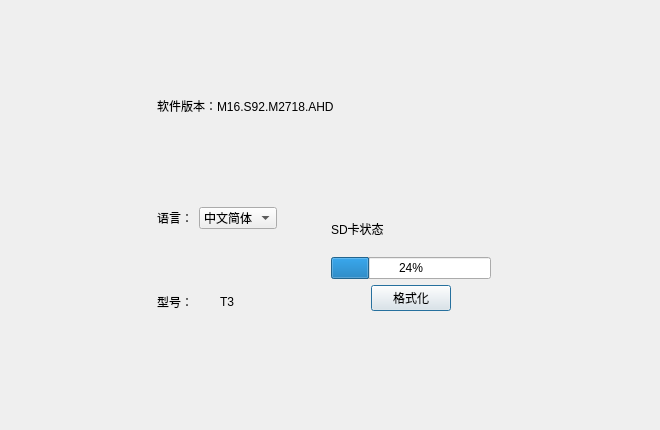
Before: the Qt Designer form about.ui in jjzhang166/DvrUI, drawn with Qt 5.
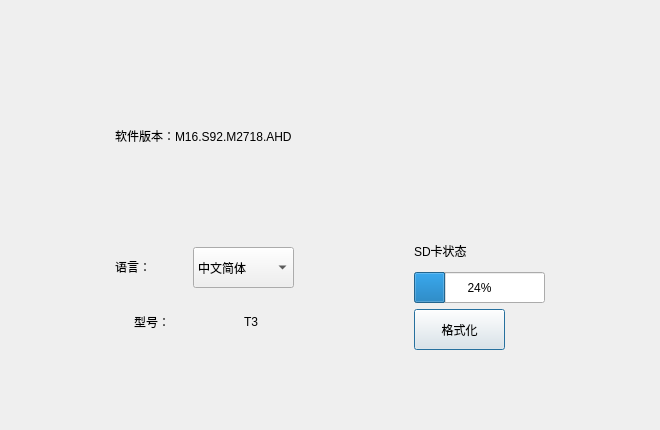
After: the same form once the commit is applied.

```diff
--- a/about.ui
+++ b/about.ui
@@ -13,42 +13,11 @@
   <property name="windowTitle">
    <string>Dialog</string>
   </property>
-  <layout class="QGridLayout" name="gridLayout">
+  <layout class="QGridLayout" name="gridLayout_5" rowstretch="1,6,6">
+   <property name="bottomMargin">
+    <number>80</number>
+   </property>
    <item row="0" column="0">
-    <layout class="QVBoxLayout" name="verticalLayout_4">
-     <item>
-      <spacer name="horizontalSpacer_7">
-       <property name="orientation">
-        <enum>Qt::Horizontal</enum>
-       </property>
-       <property name="sizeHint" stdset="0">
-        <size>
-         <width>58</width>
-         <height>20</height>
-        </size>
-       </property>
-      </spacer>
-     </item>
-     <item>
-      <spacer name="horizontalSpacer_8">
-       <property name="orientation">
-        <enum>Qt::Horizontal</enum>
-       </property>
-       <property name="sizeHint" stdset="0">
-        <size>
-         <width>68</width>
-         <height>20</height>
-        </size>
-       </property>
-      </spacer>
-     </item>
-    </layout>
-   </item>
-   <item row="0" column="1">
-    <layout class="QVBoxLayout" name="verticalLayout_6">
-     <item>
-      <layout class="QHBoxLayout" name="horizontalLayout_10">
-       <item>
         <spacer name="verticalSpacer_7">
          <property name="orientation">
           <enum>Qt::Vertical</enum>
@@ -56,29 +25,12 @@
          <property name="sizeHint" stdset="0">
           <size>
            <width>20</width>
-           <height>40</height>
+       <height>22</height>
           </size>
          </property>
         </spacer>
        </item>
-       <item>
-        <spacer name="verticalSpacer_8">
-         <property name="orientation">
-          <enum>Qt::Vertical</enum>
-         </property>
-         <property name="sizeHint" stdset="0">
-          <size>
-           <width>20</width>
-           <height>40</height>
-          </size>
-         </property>
-        </spacer>
-       </item>
-      </layout>
-     </item>
-     <item>
-      <layout class="QHBoxLayout" name="horizontalLayout_7">
-       <item>
+   <item row="1" column="0" colspan="2">
         <widget class="QLabel" name="softerwareVersion">
          <property name="styleSheet">
           <string notr="true">font: 75 10pt &quot;微软雅黑&quot;;
@@ -89,59 +41,24 @@
          </property>
         </widget>
        </item>
-       <item>
-        <spacer name="horizontalSpacer_4">
-         <property name="orientation">
-          <enum>Qt::Horizontal</enum>
-         </property>
-         <property name="sizeHint" stdset="0">
-          <size>
-           <width>40</width>
-           <height>20</height>
-          </size>
-         </property>
-        </spacer>
-       </item>
-      </layout>
-     </item>
-     <item>
-      <layout class="QHBoxLayout" name="horizontalLayout_8">
-       <item>
-        <spacer name="verticalSpacer_3">
-         <property name="orientation">
-          <enum>Qt::Vertical</enum>
-         </property>
-         <property name="sizeHint" stdset="0">
-          <size>
-           <width>20</width>
-           <height>68</height>
-          </size>
-         </property>
-        </spacer>
-       </item>
-       <item>
-        <spacer name="verticalSpacer_4">
-         <property name="orientation">
-          <enum>Qt::Vertical</enum>
-         </property>
-         <property name="sizeHint" stdset="0">
-          <size>
-           <width>20</width>
-           <height>68</height>
-          </size>
-         </property>
-        </spacer>
-       </item>
-      </layout>
-     </item>
-     <item>
-      <layout class="QHBoxLayout" name="horizontalLayout_6">
-       <item>
-        <layout class="QVBoxLayout" name="verticalLayout">
-         <item>
-          <layout class="QHBoxLayout" name="horizontalLayout">
-           <item>
+   <item row="2" column="0">
+    <layout class="QGridLayout" name="gridLayout_4">
+     <item row="0" column="0">
+      <layout class="QGridLayout" name="gridLayout_2">
+       <item row="0" column="0">
             <widget class="QLabel" name="languageLabel">
+         <property name="minimumSize">
+          <size>
+           <width>72</width>
+           <height>24</height>
+          </size>
+         </property>
+         <property name="maximumSize">
+          <size>
+           <width>72</width>
+           <height>24</height>
+          </size>
+         </property>
              <property name="styleSheet">
               <string notr="true">font: 75 10pt &quot;微软雅黑&quot;;
 font: 63 18pt &quot;Ubuntu&quot;;</string>
@@ -151,7 +68,7 @@
              </property>
             </widget>
            </item>
-           <item>
+       <item row="0" column="1">
             <widget class="QComboBox" name="languageSelect">
              <property name="sizePolicy">
               <sizepolicy hsizetype="Preferred" vsizetype="Preferred">
@@ -159,6 +76,18 @@
                <verstretch>0</verstretch>
               </sizepolicy>
              </property>
+         <property name="minimumSize">
+          <size>
+           <width>101</width>
+           <height>41</height>
+          </size>
+         </property>
+         <property name="maximumSize">
+          <size>
+           <width>101</width>
+           <height>41</height>
+          </size>
+         </property>
              <item>
               <property name="text">
                <string>中文简体</string>
@@ -173,40 +102,22 @@
            </item>
           </layout>
          </item>
-         <item>
-          <layout class="QHBoxLayout" name="horizontalLayout_3">
-           <item>
-            <spacer name="verticalSpacer">
-             <property name="orientation">
-              <enum>Qt::Vertical</enum>
-             </property>
-             <property name="sizeHint" stdset="0">
-              <size>
-               <width>20</width>
-               <height>58</height>
-              </size>
-             </property>
-            </spacer>
-           </item>
-           <item>
-            <spacer name="verticalSpacer_2">
-             <property name="orientation">
-              <enum>Qt::Vertical</enum>
-             </property>
-             <property name="sizeHint" stdset="0">
-              <size>
-               <width>20</width>
-               <height>58</height>
-              </size>
-             </property>
-            </spacer>
-           </item>
-          </layout>
-         </item>
-         <item>
-          <layout class="QHBoxLayout" name="horizontalLayout_2">
-           <item>
+     <item row="1" column="0">
+      <layout class="QGridLayout" name="gridLayout_3">
+       <item row="0" column="0">
             <widget class="QLabel" name="typeLabel2">
+         <property name="minimumSize">
+          <size>
+           <width>85</width>
+           <height>31</height>
+          </size>
+         </property>
+         <property name="maximumSize">
+          <size>
+           <width>85</width>
+           <height>31</height>
+          </size>
+         </property>
              <property name="styleSheet">
               <string notr="true">font: 75 10pt &quot;微软雅黑&quot;;
 font: 63 16pt &quot;Ubuntu&quot;;</string>
@@ -216,8 +127,20 @@
              </property>
             </widget>
            </item>
-           <item>
+       <item row="0" column="1">
             <widget class="QLabel" name="typeLabel1">
+         <property name="minimumSize">
+          <size>
+           <width>31</width>
+           <height>31</height>
+          </size>
+         </property>
+         <property name="maximumSize">
+          <size>
+           <width>31</width>
+           <height>31</height>
+          </size>
+         </property>
              <property name="styleSheet">
               <string notr="true">font: 75 10pt &quot;微软雅黑&quot;;
 font: 63 20pt &quot;Ubuntu&quot;;</string>
@@ -231,42 +154,25 @@
          </item>
         </layout>
        </item>
-       <item>
-        <layout class="QVBoxLayout" name="verticalLayout_5">
-         <item>
-          <spacer name="horizontalSpacer_9">
-           <property name="orientation">
-            <enum>Qt::Horizontal</enum>
-           </property>
-           <property name="sizeHint" stdset="0">
-            <size>
-             <width>48</width>
-             <height>20</height>
-            </size>
-           </property>
-          </spacer>
-         </item>
-         <item>
-          <spacer name="horizontalSpacer_10">
-           <property name="orientation">
-            <enum>Qt::Horizontal</enum>
-           </property>
-           <property name="sizeHint" stdset="0">
-            <size>
-             <width>48</width>
-             <height>20</height>
-            </size>
-           </property>
-          </spacer>
-         </item>
-        </layout>
-       </item>
-       <item>
-        <layout class="QVBoxLayout" name="verticalLayout_2">
-         <item>
-          <layout class="QHBoxLayout" name="horizontalLayout_5">
-           <item>
+   <item row="2" column="1">
+    <layout class="QGridLayout" name="gridLayout">
+     <property name="leftMargin">
+      <number>10</number>
+     </property>
+     <item row="0" column="0">
             <widget class="QLabel" name="label">
+       <property name="minimumSize">
+        <size>
+         <width>111</width>
+         <height>31</height>
+        </size>
+       </property>
+       <property name="maximumSize">
+        <size>
+         <width>111</width>
+         <height>31</height>
+        </size>
+       </property>
              <property name="styleSheet">
               <string notr="true">font: 63 14pt &quot;Ubuntu&quot;;</string>
              </property>
@@ -275,128 +181,46 @@
              </property>
             </widget>
            </item>
-           <item>
-            <spacer name="horizontalSpacer_3">
-             <property name="orientation">
-              <enum>Qt::Horizontal</enum>
-             </property>
-             <property name="sizeHint" stdset="0">
-              <size>
-               <width>98</width>
-               <height>20</height>
-              </size>
-             </property>
-            </spacer>
-           </item>
-          </layout>
-         </item>
-         <item>
+     <item row="1" column="0">
           <widget class="QProgressBar" name="ROM_usage">
+       <property name="minimumSize">
+        <size>
+         <width>131</width>
+         <height>31</height>
+        </size>
+       </property>
+       <property name="maximumSize">
+        <size>
+         <width>131</width>
+         <height>31</height>
+        </size>
+       </property>
            <property name="value">
             <number>24</number>
            </property>
           </widget>
          </item>
-         <item>
-          <layout class="QHBoxLayout" name="horizontalLayout_4">
-           <item>
-            <spacer name="horizontalSpacer">
-             <property name="orientation">
-              <enum>Qt::Horizontal</enum>
-             </property>
-             <property name="sizeHint" stdset="0">
-              <size>
-               <width>40</width>
-               <height>20</height>
-              </size>
-             </property>
-            </spacer>
-           </item>
-           <item>
+     <item row="2" column="0">
             <widget class="QPushButton" name="formatButton">
+       <property name="minimumSize">
+        <size>
+         <width>91</width>
+         <height>41</height>
+        </size>
+       </property>
+       <property name="maximumSize">
+        <size>
+         <width>91</width>
+         <height>41</height>
+        </size>
+       </property>
              <property name="text">
               <string>格式化</string>
              </property>
-            </widget>
-           </item>
-           <item>
-            <spacer name="horizontalSpacer_2">
-             <property name="orientation">
-              <enum>Qt::Horizontal</enum>
-             </property>
-             <property name="sizeHint" stdset="0">
-              <size>
-               <width>40</width>
-               <height>20</height>
-              </size>
-             </property>
-            </spacer>
-           </item>
-          </layout>
-         </item>
-        </layout>
-       </item>
-      </layout>
-     </item>
-     <item>
-      <layout class="QHBoxLayout" name="horizontalLayout_9">
-       <item>
-        <spacer name="verticalSpacer_5">
-         <property name="orientation">
-          <enum>Qt::Vertical</enum>
-         </property>
-         <property name="sizeHint" stdset="0">
-          <size>
-           <width>20</width>
-           <height>108</height>
-          </size>
-         </property>
-        </spacer>
-       </item>
-       <item>
-        <spacer name="verticalSpacer_6">
-         <property name="orientation">
-          <enum>Qt::Vertical</enum>
-         </property>
-         <property name="sizeHint" stdset="0">
-          <size>
-           <width>20</width>
-           <height>108</height>
-          </size>
-         </property>
-        </spacer>
-       </item>
-      </layout>
-     </item>
-    </layout>
-   </item>
-   <item row="0" column="2">
-    <layout class="QVBoxLayout" name="verticalLayout_3">
-     <item>
-      <spacer name="horizontalSpacer_5">
-       <property name="orientation">
-        <enum>Qt::Horizontal</enum>
-       </property>
-       <property name="sizeHint" stdset="0">
-        <size>
-         <width>138</width>
-         <height>20</height>
-        </size>
-       </property>
-      </spacer>
-     </item>
-     <item>
-      <spacer name="horizontalSpacer_6">
-       <property name="orientation">
-        <enum>Qt::Horizontal</enum>
-       </property>
-       <property name="sizeHint" stdset="0">
-        <size>
-         <width>158</width>
-         <height>20</height>
-        </size>
-       </property>
-      </spacer>
+       <property name="flat">
+        <bool>false</bool>
+       </property>
+      </widget>
      </item>
     </layout>
    </item>
```
Lines whose indentation alone changed are shown as unchanged.
